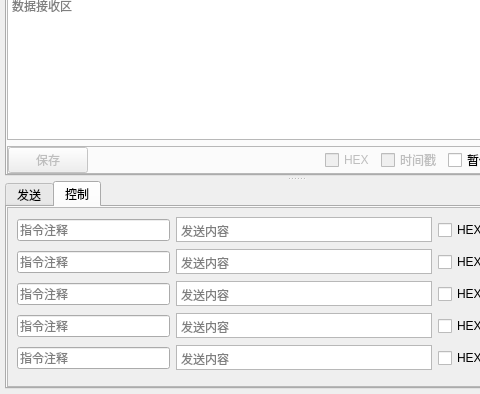
Above: start_serial/startcommunication.ui from m-RNA/TemperatureSelfCorrectionBasedOnQtSerial before the change; both pictures show x 0 to 480 and y 142 to 536 of the 591 by 536 pixel window. Below: the same form after it.
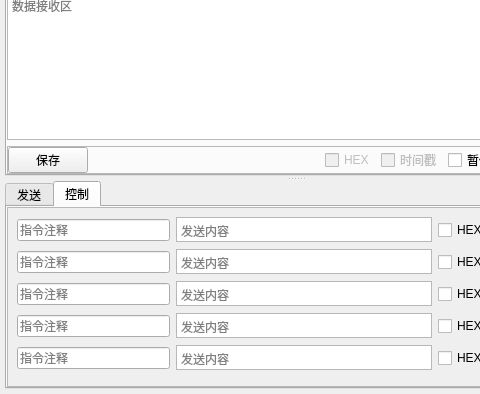
That is the form after the change. The open tabs and pages were chosen to show the change. Icons and pictures are not drawn.

Commit message: 功能：可保存串口接收原始数据

```diff
--- a/start_serial/startcommunication.ui
+++ b/start_serial/startcommunication.ui
@@ -619,7 +619,7 @@
            <item>
             <widget class="QPushButton" name="pushButton_21">
              <property name="enabled">
-              <bool>false</bool>
+              <bool>true</bool>
              </property>
              <property name="whatsThis">
               <string>保存</string>
```
Left out of the diff: 4 changed lines with no effect on the pictures. The commit also changes 2 other files.
